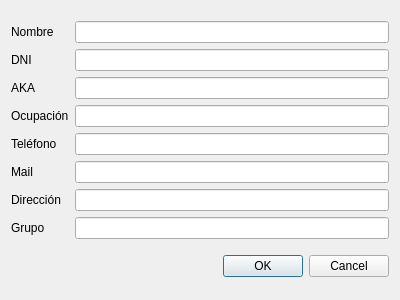
The window that dialog_newpartner.ui (eboladev/GestionRnC) describes before a commit, drawn with Qt 5.
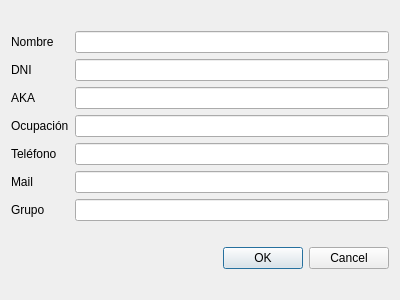
The same window after the commit.

Commit message: ahora los socios se inicializan con el constructor de la ventana

The edit to the form file:
```diff
--- a/dialog_newpartner.ui
+++ b/dialog_newpartner.ui
@@ -60,13 +60,6 @@
          </property>
         </widget>
        </item>
-       <item>
-        <widget class="QLabel" name="label_7">
-         <property name="text">
-          <string>Dirección</string>
-         </property>
-        </widget>
-       </item>
        <item>
         <widget class="QLabel" name="label_8">
          <property name="text">
@@ -96,9 +89,6 @@
        <item>
         <widget class="QLineEdit" name="mailtext"/>
        </item>
-       <item>
-        <widget class="QLineEdit" name="addresstext"/>
-       </item>
        <item>
         <widget class="QLineEdit" name="grouptext"/>
        </item>
```
The commit also changes 5 other files.
